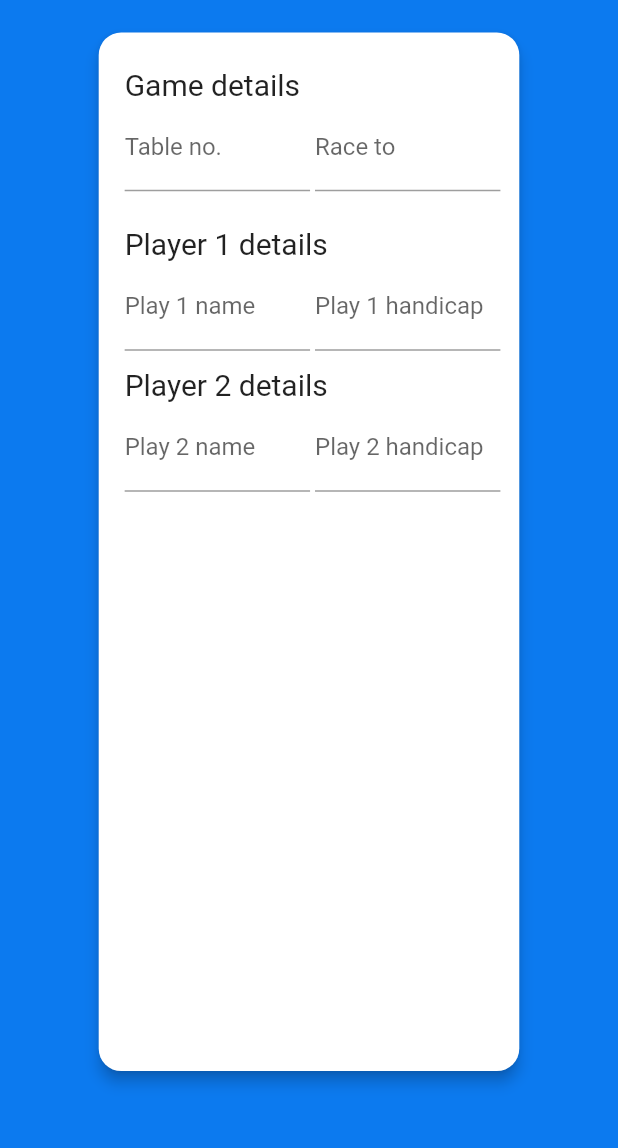
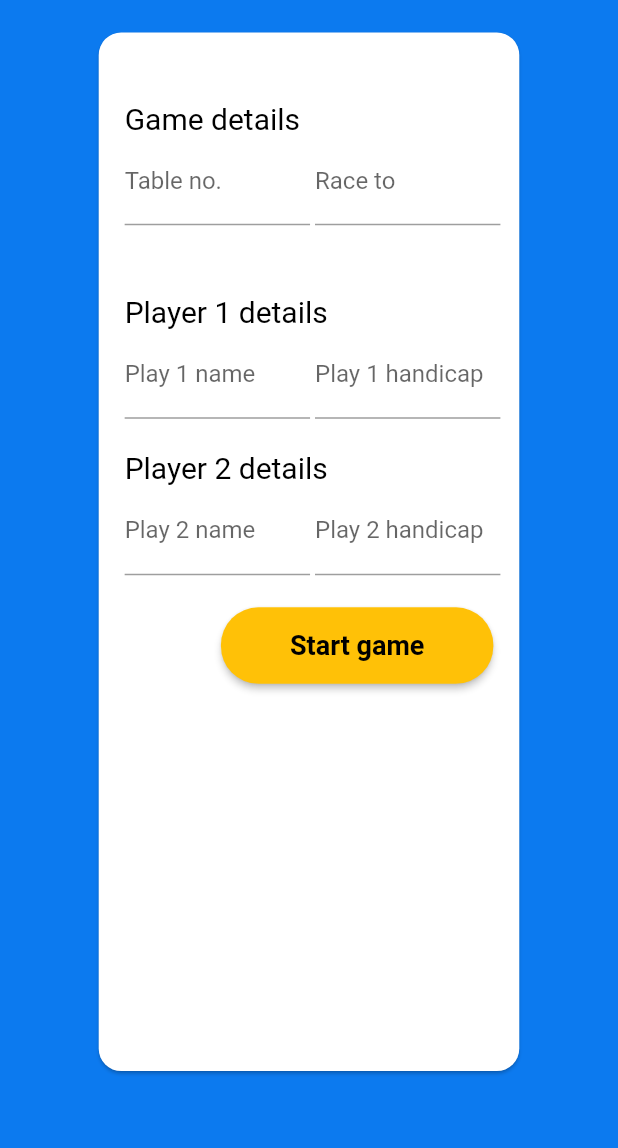
Before and after one commit to SulingXu/GameBoard, a Flutter app: the screen it shows after launch, on a phone screen of 412 x 824 dp, the part 68-1216 px from its top. Run offline on Flutter 3.47's test engine with Material 2 defaults, Android fonts, the phone set to English and light mode, and no system bars.

Commit message:
Add start game button

```diff
--- a/lib/create_score_board/player_info_input_card_widget.dart
+++ b/lib/create_score_board/player_info_input_card_widget.dart
@@ -1,4 +1,5 @@
 import 'package:flutter/material.dart';
+import 'package:game_board/styles.dart';
 
 class PlayerInfoInputCardWidget extends StatefulWidget {
   PlayerInfoInputCardWidget({Key? key}) : super(key: key);
@@ -23,7 +24,7 @@ class _PlayerInfoInputCardWidgetState extends State<PlayerInfoInputCardWidget> {
   final String _gameDetailsPrefix = 'Game details';
   final String _firstPlayerDetailsPrefix = 'Player 1 details';
   final String _secondPlayerDetailsPrefix = 'Player 2 details';
-  final String _startGameButtonTxt = 'Start Game';
+  final String _startGameButtonTxt = 'Start game';
 
   Widget textFormField(TextEditingController controller, String labelTxt, String emptyInputAlert) {
     return TextFormField(
@@ -41,7 +42,7 @@ class _PlayerInfoInputCardWidgetState extends State<PlayerInfoInputCardWidget> {
     );
   }
 
-  Widget inputPrefixAndRow(
+  Widget inputPrefixAndRow(//widget of two rows including hintprefix and input text row
       String detailsPrefix,
       double paddingWidth,
       double paddingHeight,
@@ -59,12 +60,7 @@ class _PlayerInfoInputCardWidgetState extends State<PlayerInfoInputCardWidget> {
               Padding(
                 padding: EdgeInsets.symmetric(
                     horizontal: paddingWidth, vertical: paddingHeight),
-                child: Text(
-                  detailsPrefix,
-                  style: TextStyle(
-                    fontSize: 20,
-                  ),
-                ),
+                child: Styles.text(detailsPrefix, FontWeight.normal, Styles.largeFontSize, Colors.black),
               ),
               Padding(
                 padding: EdgeInsets.symmetric(
@@ -96,8 +92,8 @@ class _PlayerInfoInputCardWidgetState extends State<PlayerInfoInputCardWidget> {
     final double _cardHeight = _deviceHeight * 0.85;
     final double _inputLineWidth = _deviceWidth * 0.3;
     final double _columnsInputIntervalWidth = _deviceWidth * 0.008;
-    final double _rowsInputLargeIntervalHeight = _deviceWidth * 0.055;
-    final double _rowsInputSmallIntervalHeight = _deviceWidth * 0.025;
+    final double _rowsInputSmallIntervalHeight = _deviceHeight * 0.025;
+    final double _rowsInputLargeIntervalHeight = _deviceHeight * 0.055;
     final double _cardHorizontalPadding = _deviceWidth * 0.042;
     final double _cardVerticalPadding = _deviceHeight * 0.0005;
 
@@ -106,18 +102,15 @@ class _PlayerInfoInputCardWidgetState extends State<PlayerInfoInputCardWidget> {
         height: _cardHeight,
         child: Card(
             semanticContainer: true,
-            shape: RoundedRectangleBorder(
-              borderRadius: BorderRadius.circular(15.0),
-            ),
+            shape: Styles.borderRadius(Styles.smallRadiusSize),
             color: Colors.white,
-            elevation: 4.0,
             child: Align(
                 alignment: Alignment.topLeft,
                 child: Column(
                   crossAxisAlignment: CrossAxisAlignment.start,
                   children: <Widget>[
                     SizedBox(height: _rowsInputLargeIntervalHeight),
-                    inputPrefixAndRow(
+                    inputPrefixAndRow(//game details
                         _gameDetailsPrefix,
                         _cardHorizontalPadding,
                         _cardVerticalPadding,
@@ -129,7 +122,7 @@ class _PlayerInfoInputCardWidgetState extends State<PlayerInfoInputCardWidget> {
                         _raceToInputLabelTxt,
                         _emptyInputAlertTxt),
                     SizedBox(height: _rowsInputLargeIntervalHeight),
-                    inputPrefixAndRow(
+                    inputPrefixAndRow(//player 1 details
                         _firstPlayerDetailsPrefix,
                         _cardHorizontalPadding,
                         _cardVerticalPadding,
@@ -141,7 +134,7 @@ class _PlayerInfoInputCardWidgetState extends State<PlayerInfoInputCardWidget> {
                         _firstPlayerHandicapLabelTxt,
                         _emptyInputAlertTxt),
                     SizedBox(height: _rowsInputSmallIntervalHeight),
-                    inputPrefixAndRow(
+                    inputPrefixAndRow(//player 2 details
                         _secondPlayerDetailsPrefix,
                         _cardHorizontalPadding,
                         _cardVerticalPadding,
@@ -153,12 +146,21 @@ class _PlayerInfoInputCardWidgetState extends State<PlayerInfoInputCardWidget> {
                         _secondPlayerHandicapLabelTxt,
                         _emptyInputAlertTxt),
                     SizedBox(height: _rowsInputSmallIntervalHeight),
-                    // ElevatedButton(onPressed: null, child: Text(
-                    //   _startGameButtonTxt,
-                    //   style: TextStyle(
-                    //     fontSize: 20,
-                    //   ),
-                    // ),)
+                    Padding(//start game button
+                      padding: EdgeInsets.symmetric(
+                          horizontal: _cardHorizontalPadding, vertical: _cardVerticalPadding),
+                      child: Align(
+                        alignment: Alignment.bottomRight,
+                        child: ElevatedButton(
+                          onPressed: () {},
+                          child: Padding(
+                            padding: Styles.paddingInButton,
+                            child: Styles.text(_startGameButtonTxt, FontWeight.bold, Styles.middleFontSize, Colors.black)
+                          ),
+                          style: Styles.starGameButtonStyle,
+                        ),
+                      ),
+                    ),
                   ],
                 )
             )
```
